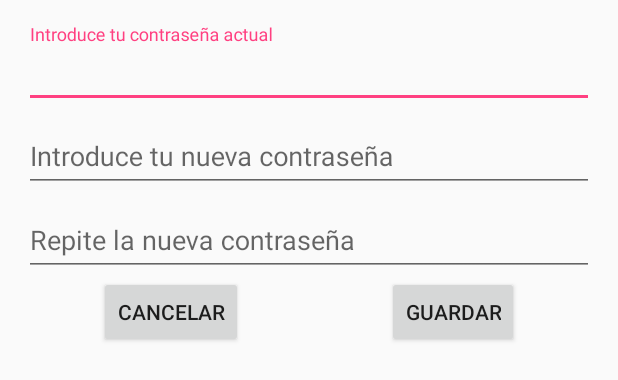
After one commit to foliolo/Municion, an Android app: the layout settings_items.xml on its own in the app's theme, with its tools: preview values and no code run, on a phone screen of 412 x 824 dp. The commit adds this screen. Shown: the top 380 px of the screen. Run offline under Robolectric (Android 15) with nearby library versions, the phone set to English and light mode, and no system bars.

Commit message:
Subidos cambios en el settings con  validaciones. En el layout de login se ha quitado el texto harcodeado del boton

```diff
--- a/app/build.gradle
+++ b/app/build.gradle
@@ -31,4 +31,5 @@ dependencies {
     compile 'com.android.support:support-v4:23.2.1'
     compile 'com.android.support:support-v13:23.4.0'
     compile 'com.android.support:support-annotations:23.4.0'
+    compile 'com.google.android.gms:play-services-appindexing:8.1.0'
 }
--- a/app/src/main/AndroidManifest.xml
+++ b/app/src/main/AndroidManifest.xml
@@ -63,7 +63,11 @@
 
         <activity
             android:name=".CameraActivity"
-            android:label="@string/app_camara"/>
+            android:label="@string/app_camara"/><!-- ATTENTION: This was auto-generated to add Google Play services to your project for
+     App Indexing.  See https://g.co/AppIndexing/AndroidStudio for more information. -->
+        <meta-data
+            android:name="com.google.android.gms.version"
+            android:value="@integer/google_play_services_version" />
     </application>
 
 </manifest>
--- /dev/null
+++ b/app/src/main/res/layout-v21/settings_items.xml
@@ -0,0 +1,77 @@
+<?xml version="1.0" encoding="utf-8"?>
+<LinearLayout xmlns:android="http://schemas.android.com/apk/res/android"
+    android:layout_width="match_parent"
+    android:layout_height="match_parent"
+    android:orientation="vertical"
+    android:paddingBottom="@dimen/activity_vertical_margin"
+    android:paddingLeft="@dimen/activity_horizontal_margin"
+    android:paddingRight="@dimen/activity_horizontal_margin"
+    android:paddingTop="@dimen/activity_vertical_margin"
+    style="@android:style/Theme.Material.Dialog">
+
+    <android.support.design.widget.TextInputLayout
+        android:id="@+id/text_input_layout1"
+        android:layout_width="match_parent"
+        android:layout_height="wrap_content">
+
+        <android.support.design.widget.TextInputEditText
+            android:id="@+id/passwordOld"
+            android:layout_width="match_parent"
+            android:layout_height="wrap_content"
+            android:ems="10"
+            android:hint="@string/lbl3_insert_password"
+            android:inputType="numberPassword"/>
+    </android.support.design.widget.TextInputLayout>
+
+    <android.support.design.widget.TextInputLayout
+        android:id="@+id/text_input_layout2"
+        android:layout_width="match_parent"
+        android:layout_height="wrap_content">
+
+    <android.support.design.widget.TextInputEditText
+        android:id="@+id/passwordNew"
+        android:layout_width="match_parent"
+        android:layout_height="wrap_content"
+        android:ems="10"
+        android:hint="@string/lbl4_insert_password"
+        android:inputType="numberPassword"/>
+    </android.support.design.widget.TextInputLayout>
+
+    <android.support.design.widget.TextInputLayout
+        android:id="@+id/text_input_layout3"
+        android:layout_width="match_parent"
+        android:layout_height="wrap_content">
+
+        <android.support.design.widget.TextInputEditText
+            android:id="@+id/passwordNew2"
+            android:layout_width="match_parent"
+            android:layout_height="wrap_content"
+            android:ems="10"
+            android:hint="@string/lbl5_insert_password"
+            android:inputType="numberPassword"/>
+    </android.support.design.widget.TextInputLayout>
+
+    <RelativeLayout
+        android:layout_width="match_parent"
+        android:layout_height="wrap_content"
+        android:orientation="horizontal">
+
+        <Button
+            android:id="@+id/button1"
+            android:layout_width="wrap_content"
+            android:layout_height="wrap_content"
+            android:text="@string/cancelar"
+            android:layout_marginLeft="50dp" />
+
+        <Button
+            android:id="@+id/button2"
+            android:layout_width="wrap_content"
+            android:layout_height="wrap_content"
+            android:text="@string/guardar"
+            android:layout_alignParentTop="true"
+            android:layout_alignParentRight="true"
+            android:layout_alignParentEnd="true"
+            android:layout_marginRight="50dp" />
+    </RelativeLayout>
+
+</LinearLayout>
--- a/app/src/main/res/layout/activity_login.xml
+++ b/app/src/main/res/layout/activity_login.xml
@@ -43,5 +43,5 @@
         android:layout_height="wrap_content"
         android:layout_gravity="center"
         android:elevation="8dp"
-        android:text="New Button"/>
+        android:text="@string/login"/>
 </LinearLayout>
--- /dev/null
+++ b/app/src/main/res/layout/settings_items.xml
@@ -0,0 +1,77 @@
+<?xml version="1.0" encoding="utf-8"?>
+<LinearLayout xmlns:android="http://schemas.android.com/apk/res/android"
+    android:layout_width="match_parent"
+    android:layout_height="match_parent"
+    android:orientation="vertical"
+    android:paddingBottom="@dimen/activity_vertical_margin"
+    android:paddingLeft="@dimen/activity_horizontal_margin"
+    android:paddingRight="@dimen/activity_horizontal_margin"
+    android:paddingTop="@dimen/activity_vertical_margin"
+    style="@style/Theme.AppCompat.Dialog.Alert">
+
+    <android.support.design.widget.TextInputLayout
+        android:id="@+id/text_input_layout1"
+        android:layout_width="match_parent"
+        android:layout_height="wrap_content">
+
+        <android.support.design.widget.TextInputEditText
+            android:id="@+id/passwordOld"
+            android:layout_width="match_parent"
+            android:layout_height="wrap_content"
+            android:ems="10"
+            android:hint="@string/lbl3_insert_password"
+            android:inputType="numberPassword"/>
+    </android.support.design.widget.TextInputLayout>
+
+    <android.support.design.widget.TextInputLayout
+        android:id="@+id/text_input_layout2"
+        android:layout_width="match_parent"
+        android:layout_height="wrap_content">
+
+    <android.support.design.widget.TextInputEditText
+        android:id="@+id/passwordNew"
+        android:layout_width="match_parent"
+        android:layout_height="wrap_content"
+        android:ems="10"
+        android:hint="@string/lbl4_insert_password"
+        android:inputType="numberPassword"/>
+    </android.support.design.widget.TextInputLayout>
+
+    <android.support.design.widget.TextInputLayout
+        android:id="@+id/text_input_layout3"
+        android:layout_width="match_parent"
+        android:layout_height="wrap_content">
+
+        <android.support.design.widget.TextInputEditText
+            android:id="@+id/passwordNew2"
+            android:layout_width="match_parent"
+            android:layout_height="wrap_content"
+            android:ems="10"
+            android:hint="@string/lbl5_insert_password"
+            android:inputType="numberPassword"/>
+    </android.support.design.widget.TextInputLayout>
+
+    <RelativeLayout
+        android:layout_width="match_parent"
+        android:layout_height="wrap_content"
+        android:orientation="horizontal">
+
+        <Button
+            android:id="@+id/button1"
+            android:layout_width="wrap_content"
+            android:layout_height="wrap_content"
+            android:text="@string/cancelar"
+            android:layout_marginLeft="50dp" />
+
+        <Button
+            android:id="@+id/button2"
+            android:layout_width="wrap_content"
+            android:layout_height="wrap_content"
+            android:text="@string/guardar"
+            android:layout_alignParentTop="true"
+            android:layout_alignParentRight="true"
+            android:layout_alignParentEnd="true"
+            android:layout_marginRight="50dp" />
+    </RelativeLayout>
+
+</LinearLayout>
--- a/app/src/main/res/values/strings.xml
+++ b/app/src/main/res/values/strings.xml
@@ -3,6 +3,9 @@
     <string name="lbl_password">Guarda una contraseña</string>
     <string name="lbl_insert_password">Introduce tu contraseña</string>
     <string name="lbl2_insert_password">Introduce tu contraseña de nuevo</string>
+    <string name="lbl3_insert_password">Introduce tu contraseña actual</string>
+    <string name="lbl4_insert_password">Introduce tu nueva contraseña</string>
+    <string name="lbl5_insert_password">Repite la nueva contraseña</string>
     <string name="password_save">Contraseña guardada</string>
     <string name="password_fail">Contraseña incorrecta</string>
     <string name="password_save_fail">Contraseña invalida</string>
@@ -12,9 +15,10 @@
     <string name="action_settings">Configuración</string>
     <string name="section_format">Hello World from section: %1$d</string>
     <string name="guardar">Guardar</string>
+    <string name="cancelar">Cancelar</string>
     <string name="login">Login</string>
     <string name="login_ok">Login correcto</string>
-    <string name="title_activity_settings">Settings</string>
+    <string name="title_activity_settings">Configuración</string>
 
     <!--String sections-->
     <string name="section_guias_title">Guías</string>
@@ -78,16 +82,18 @@
     <!-- Strings related to Settings -->
 
     <!-- Example General settings -->
-    <string name="pref_header_general">Modificar contraseña</string>
-    <string name="password_equal_actual">La contraseña no es correcta, vuelva a escribirla</string>
+    <string name="pref_header_general">Gestión contraseñas</string>
+    <string name="password_equal_actual">Las contraseña no es correcta, vuelva a escribirla</string>
     <string name="settings_password_save">Contraseña modificada correctamente</string>
+    <string name="settings_password_unlogin">Primero debe registrar su contraseña</string>
+    <string name="settings_password_empty">Debe rellenar la nueva contraseña</string>
 
     <string name="pref_title_social_recommendations">Enable social recommendations</string>
-    <string name="pref_description_social_recommendations">Recommendations for people to contact
+    <string name="pref_description_sociagl_recommendations">Recommendations for people to contact
         based on your message history
     </string>
 
-    <string name="pref_password_old">Escriba su contraseña actual</string>
+    <string name="pref_password_old">Modificar contraseña</string>
     <string name="pref_password_new">Escriba su nueva contraseña</string>
     <string name="pref_boton">Guardar contraseña</string>uarda
 
```
Also changed, not shown: app/src/main/java/al/ahgitdevelopment/municion/SettingsActivity.java (+137 -98 lines), app/src/main/res/xml/pref_general.xml (+1 -15 lines), app/src/main/res/xml/pref_headers.xml (+1 -11 lines).
